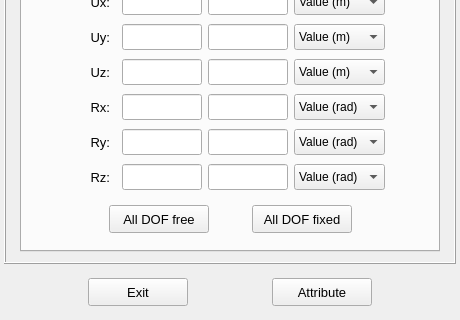
This is vibra/interface/data/ui_files/model/structural/dof_prescription_inputs.ui in MOPT-UFSC/VIBRA as Qt 5 draws it before an edit; both pictures show x 0 to 460 and y 220 to 540 of the 460 by 540 pixel window. The edited form follows.
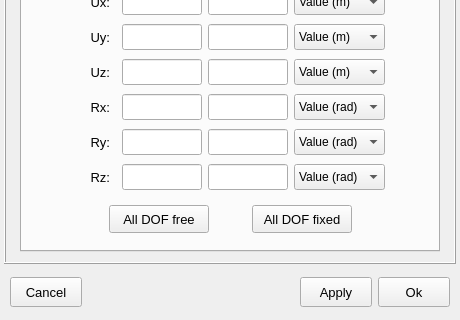
This is the edited form. Icons and pictures are not drawn.

Commit message: Standardize the structural properties UI buttons

```diff
--- a/vibra/interface/data/ui_files/model/structural/dof_prescription_inputs.ui
+++ b/vibra/interface/data/ui_files/model/structural/dof_prescription_inputs.ui
@@ -34,7 +34,6 @@
   <property name="font">
    <font>
     <pointsize>11</pointsize>
-    <weight>50</weight>
     <bold>false</bold>
    </font>
   </property>
@@ -2483,7 +2482,7 @@
     <widget class="QFrame" name="frame_7">
      <property name="minimumSize">
       <size>
-       <width>340</width>
+       <width>0</width>
        <height>48</height>
       </size>
      </property>
@@ -2501,82 +2500,146 @@
      </property>
      <layout class="QGridLayout" name="gridLayout_11">
       <property name="leftMargin">
-       <number>0</number>
+       <number>6</number>
       </property>
       <property name="topMargin">
        <number>0</number>
       </property>
       <property name="rightMargin">
-       <number>0</number>
+       <number>6</number>
       </property>
       <property name="bottomMargin">
        <number>0</number>
       </property>
-      <property name="spacing">
+      <property name="verticalSpacing">
        <number>0</number>
       </property>
+      <item row="0" column="3">
+       <widget class="QPushButton" name="pushButton_apply_and_close">
+        <property name="minimumSize">
+         <size>
+          <width>72</width>
+          <height>30</height>
+         </size>
+        </property>
+        <property name="maximumSize">
+         <size>
+          <width>72</width>
+          <height>30</height>
+         </size>
+        </property>
+        <property name="font">
+         <font>
+          <pointsize>10</pointsize>
+          <italic>false</italic>
+          <bold>false</bold>
+         </font>
+        </property>
+        <property name="styleSheet">
+         <string notr="true"/>
+        </property>
+        <property name="text">
+         <string>Ok</string>
+        </property>
+        <property name="autoDefault">
+         <bool>false</bool>
+        </property>
+        <property name="default">
+         <bool>false</bool>
+        </property>
+        <property name="flat">
+         <bool>false</bool>
+        </property>
+       </widget>
+      </item>
+      <item row="0" column="2">
+       <widget class="QPushButton" name="pushButton_apply">
+        <property name="minimumSize">
+         <size>
+          <width>72</width>
+          <height>30</height>
+         </size>
+        </property>
+        <property name="maximumSize">
+         <size>
+          <width>72</width>
+          <height>30</height>
+         </size>
+        </property>
+        <property name="font">
+         <font>
+          <pointsize>10</pointsize>
+          <italic>false</italic>
+          <bold>false</bold>
+         </font>
+        </property>
+        <property name="styleSheet">
+         <string notr="true"/>
+        </property>
+        <property name="text">
+         <string>Apply</string>
+        </property>
+        <property name="autoDefault">
+         <bool>false</bool>
+        </property>
+        <property name="default">
+         <bool>false</bool>
+        </property>
+        <property name="flat">
+         <bool>false</bool>
+        </property>
+       </widget>
+      </item>
       <item row="0" column="0">
        <widget class="QPushButton" name="pushButton_exit">
         <property name="minimumSize">
          <size>
-          <width>100</width>
-          <height>28</height>
+          <width>72</width>
+          <height>30</height>
          </size>
         </property>
         <property name="maximumSize">
          <size>
-          <width>100</width>
-          <height>28</height>
+          <width>72</width>
+          <height>30</height>
          </size>
         </property>
         <property name="font">
          <font>
           <pointsize>10</pointsize>
+          <italic>false</italic>
+          <bold>false</bold>
          </font>
         </property>
         <property name="styleSheet">
          <string notr="true"/>
         </property>
         <property name="text">
-         <string>Exit</string>
+         <string>Cancel</string>
         </property>
         <property name="autoDefault">
          <bool>false</bool>
         </property>
+        <property name="default">
+         <bool>false</bool>
+        </property>
+        <property name="flat">
+         <bool>false</bool>
+        </property>
        </widget>
       </item>
       <item row="0" column="1">
-       <widget class="QPushButton" name="pushButton_attribute">
-        <property name="minimumSize">
-         <size>
-          <width>100</width>
-          <height>28</height>
-         </size>
+       <spacer name="horizontalSpacer_17">
+        <property name="orientation">
+         <enum>Qt::Orientation::Horizontal</enum>
         </property>
-        <property name="maximumSize">
+        <property name="sizeHint" stdset="0">
          <size>
-          <width>100</width>
-          <height>28</height>
+          <width>40</width>
+          <height>20</height>
          </size>
         </property>
-        <property name="font">
-         <font>
-          <pointsize>10</pointsize>
-         </font>
-        </property>
-        <property name="styleSheet">
-         <string notr="true"/>
-        </property>
-        <property name="text">
-         <string>Attribute</string>
-        </property>
-        <property name="autoDefault">
-         <bool>false</bool>
-        </property>
-        <property name="default">
-         <bool>false</bool>
-        </property>
-       </widget>
+       </spacer>
       </item>
      </layout>
     </widget>
```
Left out of the diff: 218 changed lines with no effect on the pictures. The commit also changes 11 other files.
